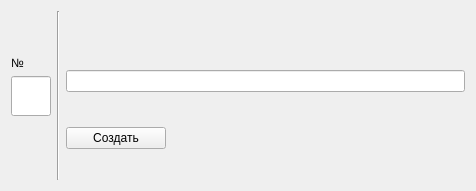
Before: the Qt Designer form qt_designer_ui/task5AddSeq.ui in IvaMarin/Project-Network-Diagram-App, drawn with Qt 5.
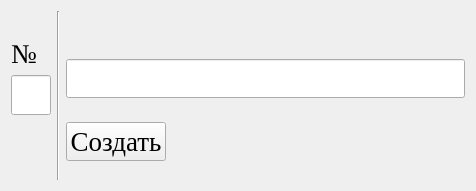
After: the same form once the commit is applied.

What changed in the file:
```diff
--- a/qt_designer_ui/task5AddSeq.ui
+++ b/qt_designer_ui/task5AddSeq.ui
@@ -10,6 +10,12 @@
     <height>191</height>
    </rect>
   </property>
+  <property name="font">
+   <font>
+    <family>Times New Roman</family>
+    <pointsize>20</pointsize>
+   </font>
+  </property>
   <property name="windowTitle">
    <string>Form</string>
   </property>
```
